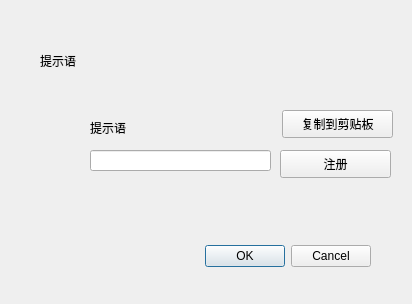
Before: the Qt Designer form yys/UI/registerUI.ui in w978211741/yys, drawn with Qt 5.
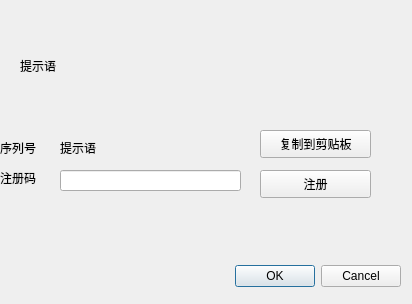
After: the same form once the commit is applied.

Commit message: 加注册界面

Diff of the .ui file:
```diff
--- a/yys/UI/registerUI.ui
+++ b/yys/UI/registerUI.ui
@@ -16,8 +16,8 @@
   <widget class="QDialogButtonBox" name="buttonBox">
    <property name="geometry">
     <rect>
-     <x>30</x>
-     <y>240</y>
+     <x>60</x>
+     <y>260</y>
      <width>341</width>
      <height>32</height>
     </rect>
@@ -32,8 +32,8 @@
   <widget class="QLineEdit" name="lineEdit_register">
    <property name="geometry">
     <rect>
-     <x>90</x>
-     <y>150</y>
+     <x>60</x>
+     <y>170</y>
      <width>181</width>
      <height>21</height>
     </rect>
@@ -42,10 +42,10 @@
   <widget class="QLabel" name="label">
    <property name="geometry">
     <rect>
-     <x>40</x>
-     <y>45</y>
-     <width>351</width>
-     <height>31</height>
+     <x>20</x>
+     <y>10</y>
+     <width>371</width>
+     <height>111</height>
     </rect>
    </property>
    <property name="text">
@@ -55,10 +55,10 @@
   <widget class="QLabel" name="label_serial">
    <property name="geometry">
     <rect>
-     <x>90</x>
-     <y>120</y>
-     <width>72</width>
-     <height>15</height>
+     <x>60</x>
+     <y>140</y>
+     <width>181</width>
+     <height>16</height>
     </rect>
    </property>
    <property name="text">
@@ -68,8 +68,8 @@
   <widget class="QPushButton" name="pushButtoncopy">
    <property name="geometry">
     <rect>
-     <x>282</x>
-     <y>110</y>
+     <x>260</x>
+     <y>130</y>
      <width>111</width>
      <height>28</height>
     </rect>
@@ -81,8 +81,8 @@
   <widget class="QPushButton" name="pushButton_registe">
    <property name="geometry">
     <rect>
-     <x>280</x>
-     <y>150</y>
+     <x>260</x>
+     <y>170</y>
      <width>111</width>
      <height>28</height>
     </rect>
@@ -91,6 +91,32 @@
     <string>注册</string>
    </property>
   </widget>
+  <widget class="QLabel" name="label_2">
+   <property name="geometry">
+    <rect>
+     <x>0</x>
+     <y>140</y>
+     <width>51</width>
+     <height>16</height>
+    </rect>
+   </property>
+   <property name="text">
+    <string>序列号</string>
+   </property>
+  </widget>
+  <widget class="QLabel" name="label_3">
+   <property name="geometry">
+    <rect>
+     <x>0</x>
+     <y>170</y>
+     <width>51</width>
+     <height>16</height>
+    </rect>
+   </property>
+   <property name="text">
+    <string>注册码</string>
+   </property>
+  </widget>
  </widget>
  <resources/>
  <connections>
```
The commit also changes 6 other files.
